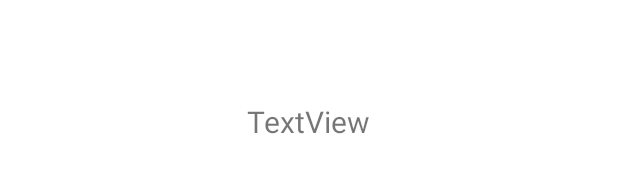
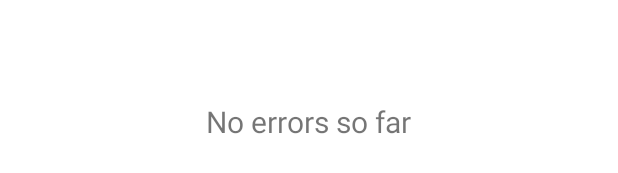
Before and after one commit to kayleyseow/BasicCalculatorApp, an Android app: the layout activity_calculate.xml on its own in the app's theme, with its tools: preview values and no code run, on a phone screen of 412 x 824 dp. Shown: the part 377-550 px from the top of the screen. Run offline under Robolectric (Android 15) with nearby library versions, the phone set to English and light mode, and no system bars.

Commit message:
debugged the files.

```diff
--- a/Lab 2 Basic GUI Components/app/src/main/res/layout/activity_calculate.xml
+++ b/Lab 2 Basic GUI Components/app/src/main/res/layout/activity_calculate.xml
@@ -22,7 +22,7 @@
         android:id="@+id/printResultTextView"
         android:layout_width="wrap_content"
         android:layout_height="wrap_content"
-        android:text="TextView"
+        android:text="No errors so far"
         android:textSize="20sp"
         app:layout_constraintBottom_toBottomOf="parent"
         app:layout_constraintEnd_toEndOf="parent"
```
